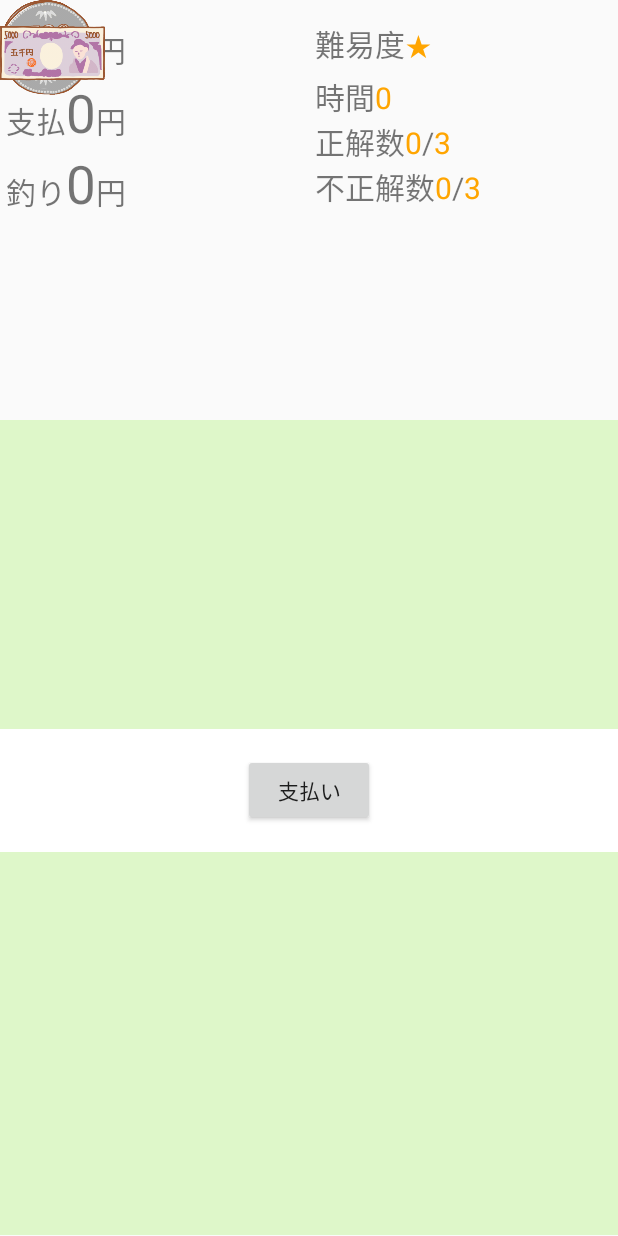
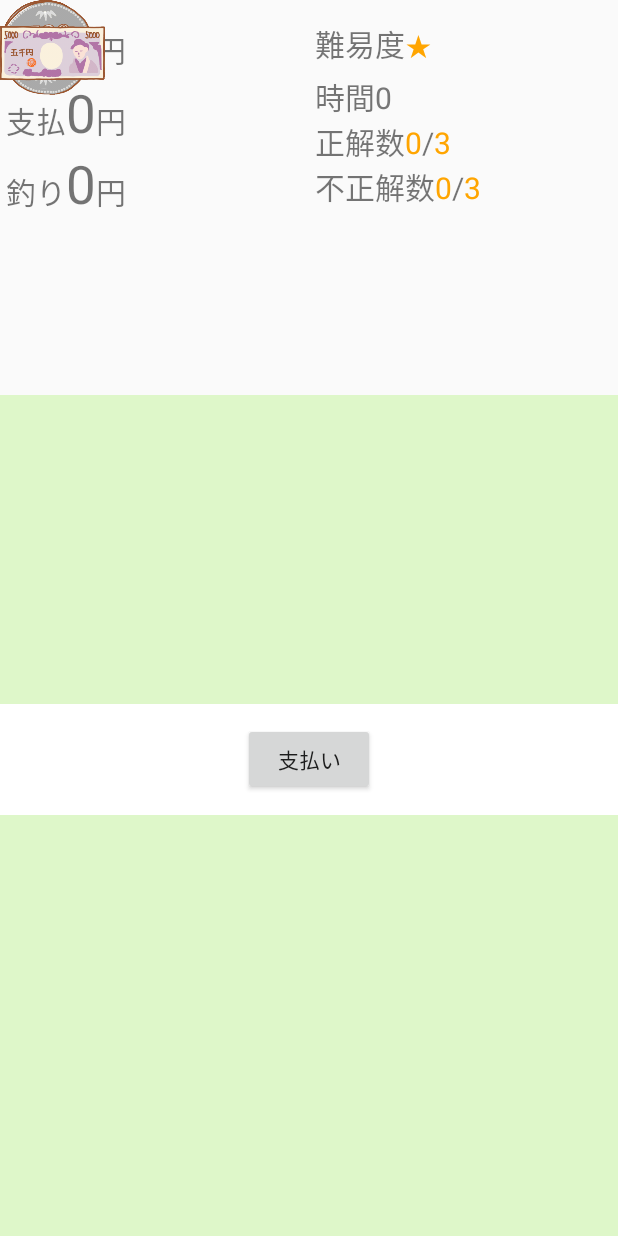
Before and after one commit to KIRIN3git/ChangeGame, an Android app: the screen it shows after launch (GameActivity), after a tap on an icon or button, on a phone screen of 412 x 824 dp. Run offline under Robolectric (Android 15) with nearby library versions, the light colour scheme and no system bars; our stand-ins replace AdMob.

Commit message:
正解調整

```diff
--- a/app/src/main/java/jp/kirin3/changegame/CoinMng.java
+++ b/app/src/main/java/jp/kirin3/changegame/CoinMng.java
@@ -65,14 +65,14 @@ public class CoinMng implements OnTouchListener{
     static int COIN_X_SHIFT = 2;
 
 
-    // 財布とトレーのy座標差（％）
-    static final int wTotY = 35;
+    // 財布とトレーのy座標差（パーセント）
+    static final int wTotY = 34;
 
     // 財布の中でのY座標位置（パーセント）
     // 上の段
-    static int COIN_Y_PS1 = 70;
+    static int COIN_Y_PS1 = 68;
     // 下の段
-    static int COIN_Y_PS2 = 82;
+    static int COIN_Y_PS2 = 79;
 
     // 財布の中でのX座標位置（パーセント）
     static int COIN_X_PS1 = 4;
--- a/app/src/main/java/jp/kirin3/changegame/GameActivity.java
+++ b/app/src/main/java/jp/kirin3/changegame/GameActivity.java
@@ -233,27 +233,43 @@ public class GameActivity extends AppCompatActivity {
             sLLSeikai.setVisibility(View.VISIBLE);
 
 			sTextSeikaiIchien.setText(Integer.toString(sQuestionMng.sAnswerCoinNum.get("1")));
+			if( sQuestionMng.sAnswerCoinNum.get("1") > 0 ) sTextSeikaiIchien.setTextColor(getResources().getColor(R.color.orenge));
+			else  sTextSeikaiIchien.setTextColor(getResources().getColor(R.color.white));
 			sTextSeikaiGoen.setText(Integer.toString(sQuestionMng.sAnswerCoinNum.get("5")));
+			if( sQuestionMng.sAnswerCoinNum.get("5") > 0 ) sTextSeikaiGoen.setTextColor(getResources().getColor(R.color.orenge));
+			else  sTextSeikaiGoen.setTextColor(getResources().getColor(R.color.white));
 			sTextSeikaiJyuen.setText(Integer.toString(sQuestionMng.sAnswerCoinNum.get("10")));
+			if( sQuestionMng.sAnswerCoinNum.get("10") > 0 ) sTextSeikaiJyuen.setTextColor(getResources().getColor(R.color.orenge));
+			else  sTextSeikaiJyuen.setTextColor(getResources().getColor(R.color.white));
 			sTextSeikaiGojyuen.setText(Integer.toString(sQuestionMng.sAnswerCoinNum.get("50")));
+			if( sQuestionMng.sAnswerCoinNum.get("50") > 0 ) sTextSeikaiGojyuen.setTextColor(getResources().getColor(R.color.orenge));
+			else  sTextSeikaiGojyuen.setTextColor(getResources().getColor(R.color.white));
 			sTextSeikaiHyakuen.setText(Integer.toString(sQuestionMng.sAnswerCoinNum.get("100")));
+			if( sQuestionMng.sAnswerCoinNum.get("100") > 0 ) sTextSeikaiHyakuen.setTextColor(getResources().getColor(R.color.orenge));
+			else  sTextSeikaiHyakuen.setTextColor(getResources().getColor(R.color.white));
 			sTextSeikaiGohyakuen.setText(Integer.toString(sQuestionMng.sAnswerCoinNum.get("500")));
+			if( sQuestionMng.sAnswerCoinNum.get("500") > 0 ) sTextSeikaiGohyakuen.setTextColor(getResources().getColor(R.color.orenge));
+			else  sTextSeikaiGohyakuen.setTextColor(getResources().getColor(R.color.white));
 			sTextSeikaiSenen.setText(Integer.toString(sQuestionMng.sAnswerCoinNum.get("1000")));
+			if( sQuestionMng.sAnswerCoinNum.get("1000") > 0 ) sTextSeikaiSenen.setTextColor(getResources().getColor(R.color.orenge));
+			else  sTextSeikaiSenen.setTextColor(getResources().getColor(R.color.white));
 			sTextSeikaiGosenen.setText(Integer.toString(sQuestionMng.sAnswerCoinNum.get("5000")));
+			if( sQuestionMng.sAnswerCoinNum.get("5000") > 0 ) sTextSeikaiGosenen.setTextColor(getResources().getColor(R.color.orenge));
+			else  sTextSeikaiGosenen.setTextColor(getResources().getColor(R.color.white));
 		}
 		else{
 			Log.w( "AAAAA", "aaaawwwwwwwwwwwwwwwwwwww000 ");
 
             sLLSeikai.setVisibility(View.GONE);
 
-			sTextSeikaiIchien.setText("");
-			sTextSeikaiGoen.setText("");
-			sTextSeikaiJyuen.setText("");
-			sTextSeikaiGojyuen.setText("");
-			sTextSeikaiHyakuen.setText("");
-			sTextSeikaiGohyakuen.setText("");
-			sTextSeikaiSenen.setText("");
-			sTextSeikaiGohyakuen.setText("");
+			sTextSeikaiIchien.setTextColor(getResources().getColor(R.color.white));
+			sTextSeikaiGoen.setTextColor(getResources().getColor(R.color.white));
+			sTextSeikaiJyuen.setTextColor(getResources().getColor(R.color.white));
+			sTextSeikaiGojyuen.setTextColor(getResources().getColor(R.color.white));
+			sTextSeikaiHyakuen.setTextColor(getResources().getColor(R.color.white));
+			sTextSeikaiGohyakuen.setTextColor(getResources().getColor(R.color.white));
+			sTextSeikaiSenen.setTextColor(getResources().getColor(R.color.white));
+			sTextSeikaiGohyakuen.setTextColor(getResources().getColor(R.color.white));
 		}
 	}
 
@@ -442,6 +458,12 @@ public class GameActivity extends AppCompatActivity {
                 boolean timeOverFlg = sQuestionMng.extendProgressBar(1); // 0.1秒づつバーを伸ばす
                 // 時間切れ
                 if (timeOverFlg == true) {
+					// 解答のために正解を出しておく
+					HashMap<String,Integer> allCoinNum = CoinMng.GetCoinNum(CoinMng.ALL_POSITION);
+					HashMap<String,Integer> trayCoinNum = CoinMng.GetCoinNum(CoinMng.TRAY_POSITION);
+					sQuestionMng.answerQuestion(allCoinNum,trayCoinNum);
+
+					sLLSeikai.setVisibility(View.VISIBLE);
                     //sNewQuestionFlg = true;
 
                     sQuestionOkFlg = false;
--- a/app/src/main/res/layout/activity_game.xml
+++ b/app/src/main/res/layout/activity_game.xml
@@ -21,7 +21,7 @@
             <LinearLayout
                 android:layout_width="match_parent"
                 android:layout_height="0dp"
-                android:layout_weight="3.4"
+                android:layout_weight="3.2"
 
                 android:orientation="horizontal">
 
@@ -172,11 +172,13 @@
                             android:text="時間" />
                         <TextView
                             android:textSize="20sp"
-                            android:textColor="@color/orenge"
+                            android:textColor="@color/gray"
                             android:id="@+id/textGameTime"
                             android:layout_width="match_parent"
                             android:layout_height="wrap_content"
                             android:text="0" />
+
+
                     </LinearLayout>
 
                     <LinearLayout
@@ -263,18 +265,14 @@
                                     android:textSize="12sp"
                                     android:layout_width="wrap_content"
                                     android:layout_height="wrap_content"
-                                    android:text="一:[" />
+                                    android:text="一:" />
                                 <TextView
                                     android:textSize="12sp"
                                     android:id="@+id/textSeikaiIchien"
+                                    android:textColor="@color/orenge"
                                     android:layout_width="wrap_content"
                                     android:layout_height="wrap_content"
                                     android:text="" />
-                                <TextView
-                                    android:textSize="12sp"
-                                    android:layout_width="wrap_content"
-                                    android:layout_height="wrap_content"
-                                    android:text="] " />
                             </LinearLayout>
                             <LinearLayout
                                 android:layout_width="match_parent"
@@ -282,20 +280,17 @@
                                 android:orientation="horizontal">
                                 <TextView
                                     android:textSize="12sp"
+                                    android:layout_marginLeft="8dp"
                                     android:layout_width="wrap_content"
                                     android:layout_height="wrap_content"
-                                    android:text="　五:[" />
+                                    android:text="　五:" />
                                 <TextView
                                     android:textSize="12sp"
                                     android:id="@+id/textSeikaiGoen"
+                                    android:textColor="@color/orenge"
                                     android:layout_width="wrap_content"
                                     android:layout_height="wrap_content"
                                     android:text="" />
-                                <TextView
-                                    android:textSize="12sp"
-                                    android:layout_width="wrap_content"
-                                    android:layout_height="wrap_content"
-                                    android:text="] " />
                             </LinearLayout>
                             <LinearLayout
                                 android:layout_width="match_parent"
@@ -303,20 +298,17 @@
                                 android:orientation="horizontal">
                                 <TextView
                                     android:textSize="12sp"
+                                    android:layout_marginLeft="8dp"
                                     android:layout_width="wrap_content"
                                     android:layout_height="wrap_content"
-                                    android:text="十:[" />
+                                    android:text="十:" />
                                 <TextView
                                     android:textSize="12sp"
                                     android:id="@+id/textSeikaiJyuen"
+                                    android:textColor="@color/orenge"
                                     android:layout_width="wrap_content"
                                     android:layout_height="wrap_content"
                                     android:text="" />
-                                <TextView
-                                    android:textSize="12sp"
-                                    android:layout_width="wrap_content"
-                                    android:layout_height="wrap_content"
-                                    android:text="] " />
                             </LinearLayout>
                             <LinearLayout
                                 android:layout_width="match_parent"
@@ -324,20 +316,17 @@
                                 android:orientation="horizontal">
                                 <TextView
                                     android:textSize="12sp"
+                                    android:layout_marginLeft="8dp"
                                     android:layout_width="wrap_content"
                                     android:layout_height="wrap_content"
-                                    android:text="五十:[" />
+                                    android:text="五十:" />
                                 <TextView
                                     android:textSize="12sp"
                                     android:id="@+id/textSeikaiGojyuen"
+                                    android:textColor="@color/orenge"
                                     android:layout_width="wrap_content"
                                     android:layout_height="wrap_content"
                                     android:text="" />
-                                <TextView
-                                    android:textSize="12sp"
-                                    android:layout_width="wrap_content"
-                                    android:layout_height="wrap_content"
-                                    android:text="] " />
                             </LinearLayout>
                         </LinearLayout>
                         <LinearLayout
@@ -352,18 +341,14 @@
                                     android:textSize="12sp"
                                     android:layout_width="wrap_content"
                                     android:layout_height="wrap_content"
-                                    android:text="百:[" />
+                                    android:text="百:" />
                                 <TextView
                                     android:textSize="12sp"
                                     android:id="@+id/textSeikaiHyakuen"
+                                    android:textColor="@color/orenge"
                                     android:layout_width="wrap_content"
                                     android:layout_height="wrap_content"
                                     android:text="" />
-                                <TextView
-                                    android:textSize="12sp"
-                                    android:layout_width="wrap_content"
-                                    android:layout_height="wrap_content"
-                                    android:text="] " />
                             </LinearLayout>
                             <LinearLayout
                                 android:layout_width="match_parent"
@@ -371,20 +356,17 @@
                                 android:orientation="horizontal">
                                 <TextView
                                     android:textSize="12sp"
+                                    android:layout_marginLeft="8dp"
                                     android:layout_width="wrap_content"
                                     android:layout_height="wrap_content"
-                                    android:text="五百:[" />
+                                    android:text="五百:" />
                                 <TextView
                                     android:textSize="12sp"
                                     android:id="@+id/textSeikaiGohyakuen"
+                                    android:textColor="@color/orenge"
                                     android:layout_width="wrap_content"
                                     android:layout_height="wrap_content"
                                     android:text="" />
-                                <TextView
-                                    android:textSize="12sp"
-                                    android:layout_width="wrap_content"
-                                    android:layout_height="wrap_content"
-                                    android:text="] " />
                             </LinearLayout>
                             <LinearLayout
                                 android:layout_width="match_parent"
@@ -392,20 +374,17 @@
                                 android:orientation="horizontal">
                                 <TextView
                                     android:textSize="12sp"
+                                    android:layout_marginLeft="8dp"
                                     android:layout_width="wrap_content"
                                     android:layout_height="wrap_content"
-                                    android:text="千:[" />
+                                    android:text="千:" />
                                 <TextView
                                     android:textSize="12sp"
                                     android:id="@+id/textSeikaiSenen"
+                                    android:textColor="@color/orenge"
                                     android:layout_width="wrap_content"
                                     android:layout_height="wrap_content"
                                     android:text="" />
-                                <TextView
-                                    android:textSize="12sp"
-                                    android:layout_width="wrap_content"
-                                    android:layout_height="wrap_content"
-                                    android:text="] " />
                             </LinearLayout>
                             <LinearLayout
                                 android:layout_width="match_parent"
@@ -413,20 +392,17 @@
                                 android:orientation="horizontal">
                                 <TextView
                                     android:textSize="12sp"
+                                    android:layout_marginLeft="8dp"
                                     android:layout_width="wrap_content"
                                     android:layout_height="wrap_content"
-                                    android:text="五千:[" />
+                                    android:text="五千:" />
                                 <TextView
                                     android:textSize="12sp"
                                     android:id="@+id/textSeikaiGosenen"
+                                    android:textColor="@color/orenge"
                                     android:layout_width="wrap_content"
                                     android:layout_height="wrap_content"
                                     android:text="" />
-                                <TextView
-                                    android:textSize="12sp"
-                                    android:layout_width="wrap_content"
-                                    android:layout_height="wrap_content"
-                                    android:text="] " />
                             </LinearLayout>
                         </LinearLayout>
                     </LinearLayout>
@@ -444,7 +420,7 @@
             <FrameLayout
                 android:layout_width="match_parent"
                 android:layout_height="0dp"
-                android:layout_weight="1"
+                android:layout_weight="0.9"
                 android:orientation="horizontal">
 
                 <Button
@@ -465,7 +441,7 @@
             <LinearLayout
                 android:layout_width="match_parent"
                 android:layout_height="0dp"
-                android:layout_weight="3.1"
+                android:layout_weight="3.4"
                 android:background="@color/pGreen"
                 android:orientation="horizontal">
 
--- a/app/src/main/res/values/colors.xml
+++ b/app/src/main/res/values/colors.xml
@@ -5,6 +5,10 @@
     <color name="colorAccent">#FF4081</color>
     <color name="orenge">#ffa500</color>
     <color name="pink">#FFC0CB</color>
+    <color name="black">#000000</color>
+    <color name="white">#ffffff</color>
+    <!-- デフォルトTextViewの値 -->
+    <color name="gray">#777777</color>
     <color name="forestgreen">#228B22</color>
     <color name="pGreen">#def7c9</color>
     <color name="pBlue">#d9fbff</color>
```
